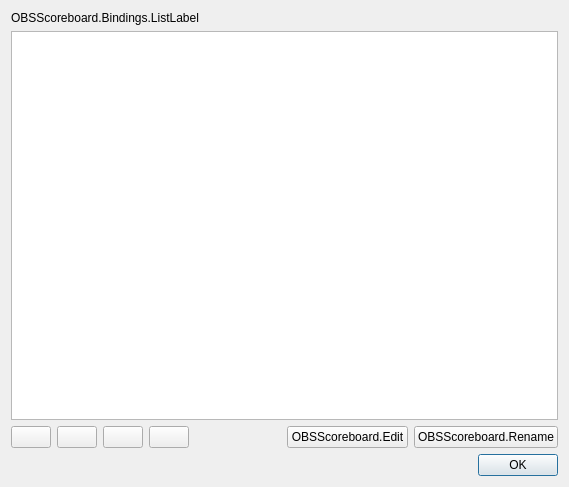
Above: src/forms/manage-bindings.ui from micromashor/obs-scoreboard before the change. Below: the same form after it.
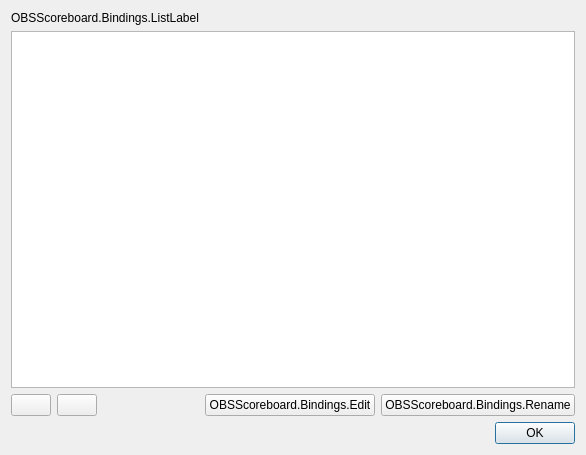
That is the form after the change.

Patch:
```diff
--- a/src/forms/manage-bindings.ui
+++ b/src/forms/manage-bindings.ui
@@ -6,8 +6,8 @@
    <rect>
     <x>0</x>
     <y>0</y>
-    <width>569</width>
-    <height>487</height>
+    <width>586</width>
+    <height>455</height>
    </rect>
   </property>
   <property name="windowTitle">
@@ -50,26 +50,6 @@
        </property>
       </widget>
      </item>
-     <item>
-      <widget class="QPushButton" name="bindingUpButton">
-       <property name="text">
-        <string/>
-       </property>
-       <property name="themeID" stdset="0">
-        <string notr="true">upArrowIconSmall</string>
-       </property>
-      </widget>
-     </item>
-     <item>
-      <widget class="QPushButton" name="bindingDownButton">
-       <property name="text">
-        <string/>
-       </property>
-       <property name="themeID" stdset="0">
-        <string notr="true">downArrowIconSmall</string>
-       </property>
-      </widget>
-     </item>
      <item>
       <spacer name="horizontalSpacer_3">
        <property name="orientation">
@@ -86,14 +66,14 @@
      <item>
       <widget class="QPushButton" name="editButton">
        <property name="text">
-        <string>OBSScoreboard.Edit</string>
+        <string>OBSScoreboard.Bindings.Edit</string>
        </property>
       </widget>
      </item>
      <item>
       <widget class="QPushButton" name="renameButton">
        <property name="text">
-        <string>OBSScoreboard.Rename</string>
+        <string>OBSScoreboard.Bindings.Rename</string>
        </property>
       </widget>
      </item>
```
Left out of the diff: 10 changed lines with no effect on the pictures.
